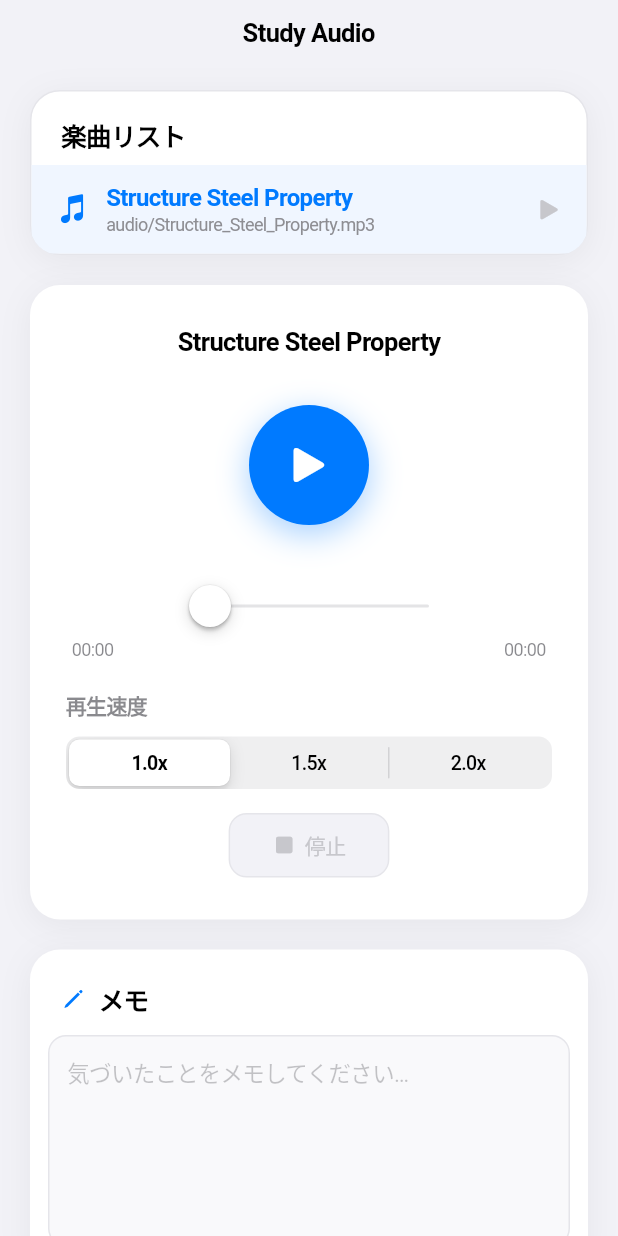
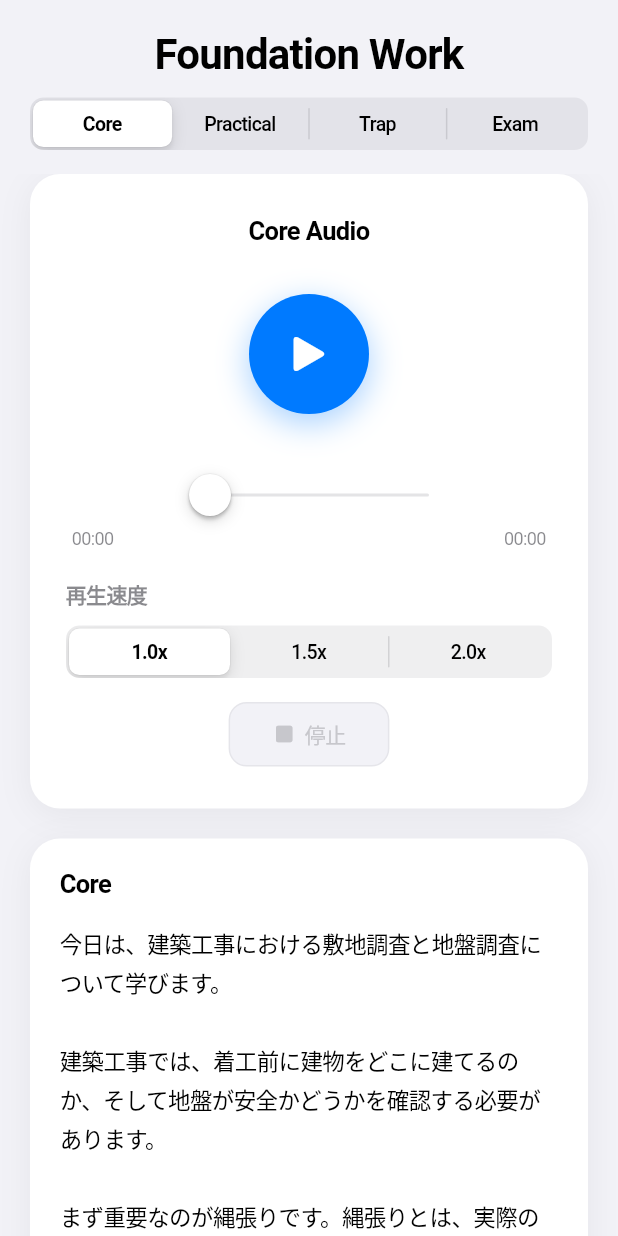
Before and after one commit to snkk0417-cmyk/StudyAudioApp, a Flutter app: the screen it shows after launch, on a phone screen of 412 x 824 dp. Run offline on Flutter 3.47's test engine with Material 3 defaults, Android fonts, the phone set to English and light mode, and no system bars; our stand-ins replace audioplayers.

Commit message:
foundation work lesson structure

```diff
--- a/lib/main.dart
+++ b/lib/main.dart
@@ -1,5 +1,6 @@
 import 'package:audioplayers/audioplayers.dart';
 import 'package:flutter/cupertino.dart';
+import 'package:flutter/services.dart';
 
 void main() {
   runApp(const StudyAudioApp());
@@ -21,16 +22,21 @@ class StudyAudioApp extends StatelessWidget {
   }
 }
 
-// assets/audio/ 内の mp3 一覧（追加したファイルをここに記述）
-const List<String> _audioAssets = [
-  'audio/Structure_Steel_Property.mp3',
-];
+const String _coreAudioAsset = 'audio/foundation_work/core.mp3';
 
-String _trackTitle(String assetPath) {
-  final name = assetPath.split('/').last;
-  final dot = name.lastIndexOf('.');
-  return dot > 0 ? name.substring(0, dot).replaceAll('_', ' ') : name;
-}
+const Map<String, String> _sectionLabels = {
+  'core': 'Core',
+  'practical': 'Practical',
+  'trap': 'Trap',
+  'exam': 'Exam',
+};
+
+const Map<String, String> _sectionTextPaths = {
+  'core': 'assets/text/foundation_work/core.txt',
+  'practical': 'assets/text/foundation_work/practical.txt',
+  'trap': 'assets/text/foundation_work/trap.txt',
+  'exam': 'assets/text/foundation_work/exam.txt',
+};
 
 class HomeScreen extends StatefulWidget {
   const HomeScreen({super.key});
@@ -42,15 +48,18 @@ class HomeScreen extends StatefulWidget {
 class _HomeScreenState extends State<HomeScreen>
     with SingleTickerProviderStateMixin {
   final AudioPlayer _player = AudioPlayer();
-  final TextEditingController _memoController = TextEditingController();
 
-  String _currentAsset = _audioAssets.first;
+  String _selectedSection = 'core';
+  String? _currentText;
+  String? _textError;
+  bool _isLoadingText = true;
+  final Map<String, String> _textCache = {};
+
   PlayerState _playerState = PlayerState.stopped;
   Duration _duration = Duration.zero;
   Duration _position = Duration.zero;
   double _playbackRate = 1.0;
 
-  // シーク中はスライダーの値を独立して保持する
   bool _isSeeking = false;
   double _seekValue = 0.0;
 
@@ -97,22 +106,65 @@ class _HomeScreenState extends State<HomeScreen>
     });
 
     _initPlayer();
+    _loadSectionText(_selectedSection);
   }
 
   Future<void> _initPlayer() async {
     await _player.setReleaseMode(ReleaseMode.stop);
-    await _player.setSource(AssetSource(_currentAsset));
+    await _player.setSource(AssetSource(_coreAudioAsset));
+  }
+
+  Future<void> _loadSectionText(String section) async {
+    if (_textCache.containsKey(section)) {
+      setState(() {
+        _currentText = _textCache[section];
+        _isLoadingText = false;
+        _textError = null;
+      });
+      return;
+    }
+
+    setState(() {
+      _isLoadingText = true;
+      _textError = null;
+    });
+
+    try {
+      final content =
+          await rootBundle.loadString(_sectionTextPaths[section]!);
+      _textCache[section] = content;
+      if (!mounted || _selectedSection != section) return;
+      setState(() {
+        _currentText = content;
+        _isLoadingText = false;
+      });
+    } catch (e) {
+      if (!mounted || _selectedSection != section) return;
+      setState(() {
+        _textError = 'テキストを読み込めませんでした。';
+        _isLoadingText = false;
+      });
+    }
+  }
+
+  Future<void> _selectSection(String section) async {
+    if (_selectedSection == section) return;
+
+    setState(() => _selectedSection = section);
+
+    if (section != 'core' && _isPlaying) {
+      await _pause();
+    }
+
+    await _loadSectionText(section);
   }
 
   @override
   void dispose() {
     _player.dispose();
-    _memoController.dispose();
     _pulseController.dispose();
     super.dispose();
   }
-
-  // ──────────────── 操作 ────────────────
 
   Future<void> _play() async {
     if (_playerState == PlayerState.paused) {
@@ -121,27 +173,9 @@ class _HomeScreenState extends State<HomeScreen>
       if (_playerState == PlayerState.completed) {
         await _player.seek(Duration.zero);
       }
-      await _player.play(AssetSource(_currentAsset));
+      await _player.play(AssetSource(_coreAudioAsset));
     }
     await _player.setPlaybackRate(_playbackRate);
-  }
-
-  Future<void> _selectTrack(String asset) async {
-    if (_currentAsset == asset && _isPlaying) return;
-
-    await _player.stop();
-    setState(() {
-      _currentAsset = asset;
-      _position = Duration.zero;
-      _seekValue = 0.0;
-      _duration = Duration.zero;
-    });
-
-    await _player.setSource(AssetSource(asset));
-    await _player.play(AssetSource(asset));
-    await _player.setPlaybackRate(_playbackRate);
-
-    if (mounted) setState(() {});
   }
 
   Future<void> _changePlaybackRate(double rate) async {
@@ -170,8 +204,6 @@ class _HomeScreenState extends State<HomeScreen>
     setState(() => _position = target);
   }
 
-  // ──────────────── ヘルパー ────────────────
-
   bool get _isPlaying => _playerState == PlayerState.playing;
   bool get _isActive =>
       _playerState == PlayerState.playing ||
@@ -189,41 +221,64 @@ class _HomeScreenState extends State<HomeScreen>
     return '$m:$s';
   }
 
-  // ──────────────── ビルド ────────────────
-
   @override
   Widget build(BuildContext context) {
     return CupertinoPageScaffold(
       backgroundColor: const Color(0xFFF2F2F7),
-      navigationBar: const CupertinoNavigationBar(
-        middle: Text(
-          'Study Audio',
-          style: TextStyle(fontWeight: FontWeight.w600),
-        ),
-        backgroundColor: Color(0xFFF2F2F7),
-        border: Border(bottom: BorderSide(color: Color(0x00000000))),
-      ),
       child: SafeArea(
         child: Column(
           crossAxisAlignment: CrossAxisAlignment.stretch,
           children: [
+            const Padding(
+              padding: EdgeInsets.fromLTRB(20, 20, 20, 12),
+              child: Text(
+                'Foundation Work',
+                textAlign: TextAlign.center,
+                style: TextStyle(
+                  fontSize: 28,
+                  fontWeight: FontWeight.w700,
+                  color: CupertinoColors.label,
+                  letterSpacing: -0.5,
+                ),
+              ),
+            ),
             Padding(
-              padding: const EdgeInsets.fromLTRB(20, 16, 20, 0),
-              child: _buildTrackList(context),
+              padding: const EdgeInsets.symmetric(horizontal: 20),
+              child: CupertinoSlidingSegmentedControl<String>(
+                groupValue: _selectedSection,
+                children: {
+                  for (final entry in _sectionLabels.entries)
+                    entry.key: Padding(
+                      padding: const EdgeInsets.symmetric(
+                        horizontal: 8,
+                        vertical: 8,
                       ),
+                      child: Text(
+                        entry.value,
+                        style: const TextStyle(fontSize: 13),
+                      ),
+                    ),
+                },
+                onValueChanged: (value) {
+                  if (value != null) {
+                    _selectSection(value);
+                  }
+                },
+              ),
+            ),
+            const SizedBox(height: 16),
             Expanded(
-              child: GestureDetector(
-                onTap: () => FocusScope.of(context).unfocus(),
               child: SingleChildScrollView(
-                  padding: const EdgeInsets.fromLTRB(20, 20, 20, 24),
+                padding: const EdgeInsets.fromLTRB(20, 0, 20, 24),
                 child: Column(
                   crossAxisAlignment: CrossAxisAlignment.stretch,
                   children: [
+                    if (_selectedSection == 'core') ...[
                       _buildPlayerCard(context),
                       const SizedBox(height: 20),
-                      _buildMemoCard(context),
                     ],
-                  ),
+                    _buildTextCard(context),
+                  ],
                 ),
               ),
             ),
@@ -233,78 +288,13 @@ class _HomeScreenState extends State<HomeScreen>
     );
   }
 
-  Widget _buildTrackListItem(String asset) {
-    final isSelected = asset == _currentAsset;
-    final isPlayingThis = isSelected && _isPlaying;
-
-    return GestureDetector(
-      behavior: HitTestBehavior.opaque,
-      onTap: () => _selectTrack(asset),
-      child: Container(
-        width: double.infinity,
-        constraints: const BoxConstraints(minHeight: 52),
-        padding: const EdgeInsets.symmetric(horizontal: 16, vertical: 12),
-        color: isSelected ? const Color(0xFFF0F6FF) : CupertinoColors.white,
-        child: Row(
-          children: [
-            Icon(
-              isPlayingThis
-                  ? CupertinoIcons.waveform
-                  : CupertinoIcons.music_note_2,
-              size: 22,
-              color: isSelected
-                  ? CupertinoColors.activeBlue
-                  : CupertinoColors.systemGrey,
-            ),
-            const SizedBox(width: 12),
-            Expanded(
-              child: Column(
-                crossAxisAlignment: CrossAxisAlignment.start,
-                children: [
-                  Text(
-                    _trackTitle(asset),
-                    style: TextStyle(
-                      fontSize: 16,
-                      fontWeight:
-                          isSelected ? FontWeight.w600 : FontWeight.w400,
-                      color: isSelected
-                          ? CupertinoColors.activeBlue
-                          : CupertinoColors.black,
-                    ),
-                  ),
-                  const SizedBox(height: 2),
-                  Text(
-                    asset,
-                    style: const TextStyle(
-                      fontSize: 12,
-                      color: CupertinoColors.systemGrey,
-                    ),
-                  ),
-                ],
-              ),
-            ),
-            Icon(
-              isPlayingThis
-                  ? CupertinoIcons.speaker_2_fill
-                  : CupertinoIcons.play_fill,
-              size: 18,
-              color: isPlayingThis
-                  ? CupertinoColors.activeBlue
-                  : CupertinoColors.systemGrey3,
-            ),
-          ],
-        ),
-      ),
-    );
-  }
-
-  Widget _buildTrackList(BuildContext context) {
+  Widget _buildTextCard(BuildContext context) {
     return Container(
       width: double.infinity,
+      padding: const EdgeInsets.fromLTRB(20, 20, 20, 24),
       decoration: BoxDecoration(
         color: CupertinoColors.white,
         borderRadius: BorderRadius.circular(20),
-        border: Border.all(color: const Color(0xFFE5E5EA)),
         boxShadow: [
           BoxShadow(
             color: CupertinoColors.systemGrey.withValues(alpha: 0.13),
@@ -313,35 +303,42 @@ class _HomeScreenState extends State<HomeScreen>
           ),
         ],
       ),
-      clipBehavior: Clip.antiAlias,
       child: Column(
-        mainAxisSize: MainAxisSize.min,
-        crossAxisAlignment: CrossAxisAlignment.stretch,
+        crossAxisAlignment: CrossAxisAlignment.start,
         children: [
-          const Padding(
-            padding: EdgeInsets.fromLTRB(20, 16, 20, 8),
-            child: Text(
-              '楽曲リスト',
-              style: TextStyle(
+          Text(
+            _sectionLabels[_selectedSection] ?? '',
+            style: const TextStyle(
               fontSize: 17,
               fontWeight: FontWeight.w600,
-                color: CupertinoColors.black,
+              color: CupertinoColors.label,
             ),
           ),
+          const SizedBox(height: 16),
+          if (_isLoadingText)
+            const Center(
+              child: Padding(
+                padding: EdgeInsets.symmetric(vertical: 24),
+                child: CupertinoActivityIndicator(),
               ),
-          ListView.separated(
-            shrinkWrap: true,
-            physics: const NeverScrollableScrollPhysics(),
-            itemCount: _audioAssets.length,
-            separatorBuilder: (context, index) => const Divider(
-              height: 1,
-              thickness: 0.5,
-              indent: 52,
-              color: Color(0xFFE5E5EA),
+            )
+          else if (_textError != null)
+            Text(
+              _textError!,
+              style: const TextStyle(
+                fontSize: 15,
+                color: CupertinoColors.destructiveRed,
+                height: 1.6,
               ),
-            itemBuilder: (context, index) {
-              return _buildTrackListItem(_audioAssets[index]);
-            },
+            )
+          else
+            Text(
+              _currentText ?? '',
+              style: const TextStyle(
+                fontSize: 15,
+                color: CupertinoColors.label,
+                height: 1.7,
+              ),
             ),
         ],
       ),
@@ -364,31 +361,22 @@ class _HomeScreenState extends State<HomeScreen>
       ),
       child: Column(
         children: [
-          // トラック名
-          Text(
-            _trackTitle(_currentAsset),
+          const Text(
+            'Core Audio',
             textAlign: TextAlign.center,
-            style: const TextStyle(
+            style: TextStyle(
               fontSize: 17,
               fontWeight: FontWeight.w600,
               color: CupertinoColors.label,
             ),
           ),
           const SizedBox(height: 32),
-
-          // 再生ボタン（中央・大）
           _buildMainPlayButton(),
           const SizedBox(height: 32),
-
-          // シークバー
           _buildSeekBar(context),
           const SizedBox(height: 20),
-
-          // 倍速
           _buildSpeedControl(),
           const SizedBox(height: 16),
-
-          // 停止ボタン
           _buildStopButton(context),
         ],
       ),
@@ -495,11 +483,15 @@ class _HomeScreenState extends State<HomeScreen>
           child: Row(
             mainAxisAlignment: MainAxisAlignment.spaceBetween,
             children: [
-              Text(_fmt(_isSeeking
+              Text(
+                _fmt(_isSeeking
                     ? Duration(
                         milliseconds:
-                          (_seekValue * _duration.inMilliseconds).round())
-                  : _position), style: textStyle),
+                            (_seekValue * _duration.inMilliseconds).round(),
+                      )
+                    : _position),
+                style: textStyle,
+              ),
               Text(_fmt(_duration), style: textStyle),
             ],
           ),
@@ -551,87 +543,4 @@ class _HomeScreenState extends State<HomeScreen>
       ),
     );
   }
-
-  Widget _buildMemoCard(BuildContext context) {
-    return Container(
-      decoration: BoxDecoration(
-        color: CupertinoColors.white,
-        borderRadius: BorderRadius.circular(20),
-        boxShadow: [
-          BoxShadow(
-            color: CupertinoColors.systemGrey.withValues(alpha: 0.13),
-            blurRadius: 18,
-            offset: const Offset(0, 4),
-          ),
-        ],
-      ),
-      child: Column(
-        crossAxisAlignment: CrossAxisAlignment.start,
-        children: [
-          Padding(
-            padding: const EdgeInsets.fromLTRB(20, 20, 20, 0),
-            child: Row(
-              children: [
-                const Icon(
-                  CupertinoIcons.pencil,
-                  size: 18,
-                  color: CupertinoColors.systemBlue,
-                ),
-                const SizedBox(width: 8),
-                const Text(
-                  'メモ',
-                  style: TextStyle(
-                    fontSize: 17,
-                    fontWeight: FontWeight.w600,
-                    color: CupertinoColors.label,
-                  ),
-                ),
-                const Spacer(),
-                if (_memoController.text.isNotEmpty)
-                  CupertinoButton(
-                    padding: EdgeInsets.zero,
-                    minimumSize: Size.zero,
-                    onPressed: () => setState(() => _memoController.clear()),
-                    child: const Text(
-                      '消去',
-                      style: TextStyle(
-                        fontSize: 14,
-                        color: CupertinoColors.destructiveRed,
-                      ),
-                    ),
-                  ),
-              ],
-            ),
-          ),
-          Padding(
-            padding: const EdgeInsets.all(12),
-            child: CupertinoTextField(
-              controller: _memoController,
-              placeholder: '気づいたことをメモしてください…',
-              maxLines: 8,
-              minLines: 5,
-              padding: const EdgeInsets.all(12),
-              decoration: BoxDecoration(
-                color: const Color(0xFFF9F9FB),
-                borderRadius: BorderRadius.circular(12),
-                border: Border.all(color: const Color(0xFFE5E5EA)),
-              ),
-              style: const TextStyle(
-                fontSize: 15,
-                color: CupertinoColors.label,
-                height: 1.5,
-              ),
-              placeholderStyle: TextStyle(
-                fontSize: 15,
-                color: CupertinoColors.placeholderText.resolveFrom(context),
-                height: 1.5,
-              ),
-              onChanged: (_) => setState(() {}),
-            ),
-          ),
-          const SizedBox(height: 4),
-        ],
-      ),
-    );
 }
-}
--- a/pubspec.yaml
+++ b/pubspec.yaml
@@ -57,7 +57,8 @@ flutter:
   uses-material-design: true
 
   assets:
-    - assets/audio/Structure_Steel_Property.mp3
+    - assets/audio/foundation_work/
+    - assets/text/foundation_work/
 
   # To add custom fonts to your application, add a fonts section here,
   # in this "flutter" section. Each entry in this list should have a
```
Also changed, not shown: assets/text/foundation_work/core.txt (added, +23 -0 lines), assets/text/foundation_work/exam.txt (added, +37 -0 lines), assets/text/foundation_work/practical.txt (added, +17 -0 lines), assets/text/foundation_work/trap.txt (added, +15 -0 lines), 3 other files. Lines whose indentation alone changed are shown as unchanged.
